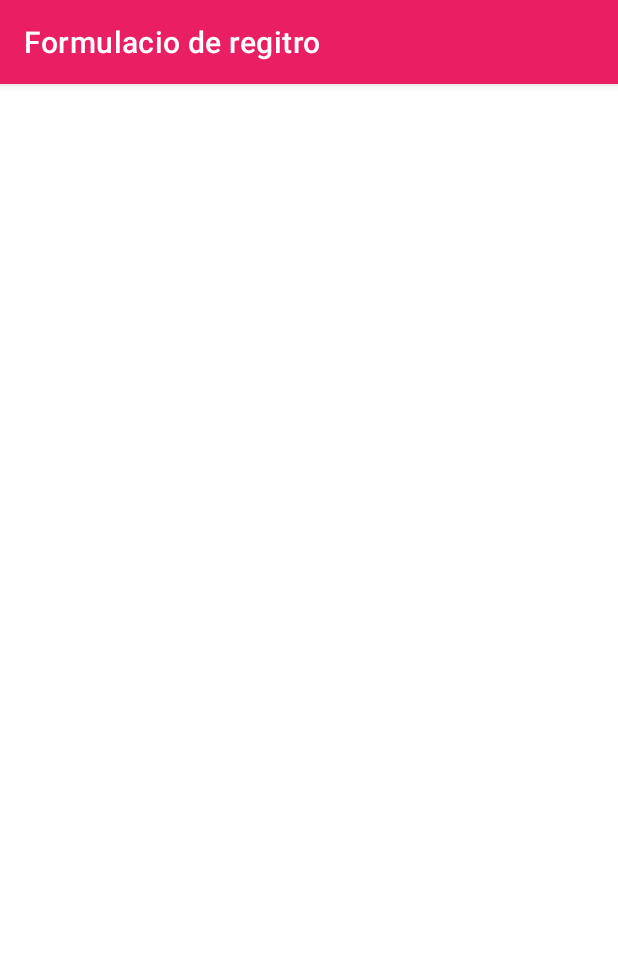
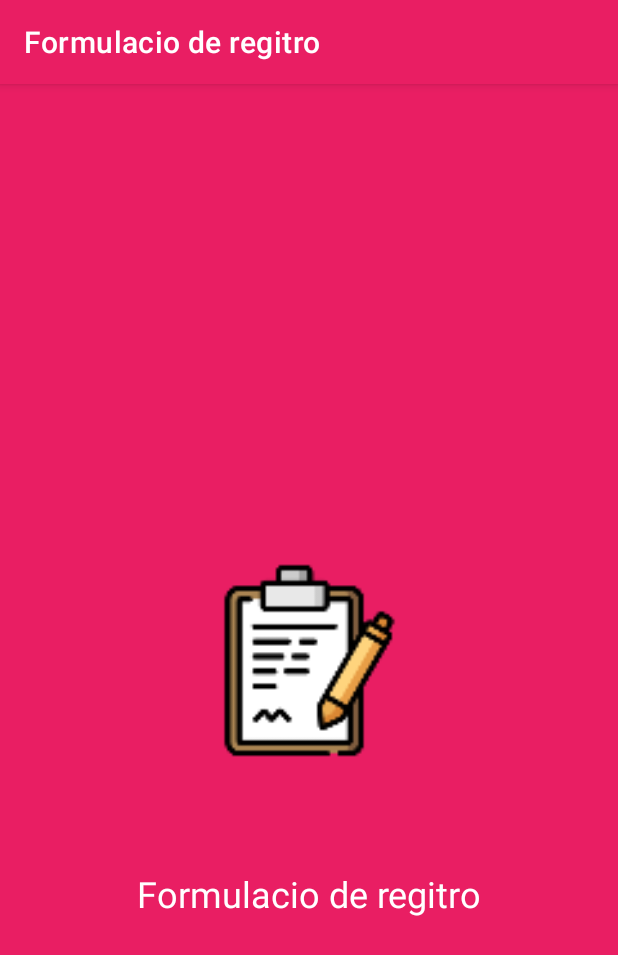
Before and after one commit to AlexanderEM-git/Formulario, an Android app: the SplashActivity screen opened directly, with no data from a screen before it, on a phone screen of 412 x 824 dp. Shown: the top 955 px of the screen. Run offline under Robolectric (Android 15) with nearby library versions, the phone set to English and light mode, and no system bars; 1 statement that could not run was skipped.

Commit message:
Version 2.0, se agregar MainViewModel.kt y SplashActivity

```diff
--- a/app/src/main/res/layout/activity_splash.xml
+++ b/app/src/main/res/layout/activity_splash.xml
@@ -4,6 +4,28 @@
     xmlns:tools="http://schemas.android.com/tools"
     android:layout_width="match_parent"
     android:layout_height="match_parent"
+    android:background="#E91E63"
     tools:context=".ui.splash.SplashActivity">
 
+    <ImageView
+        android:id="@+id/imageView2"
+        android:layout_width="346dp"
+        android:layout_height="278dp"
+        app:layout_constraintBottom_toBottomOf="parent"
+        app:layout_constraintEnd_toEndOf="parent"
+        app:layout_constraintStart_toStartOf="parent"
+        app:layout_constraintTop_toTopOf="parent"
+        app:srcCompat="@mipmap/ic_launcher_foreground" />
+
+    <TextView
+        android:id="@+id/textView"
+        android:layout_width="wrap_content"
+        android:layout_height="wrap_content"
+        android:text="@string/app_name"
+        android:textColor="@color/white"
+        android:textSize="24sp"
+        app:layout_constraintEnd_toEndOf="parent"
+        app:layout_constraintStart_toStartOf="parent"
+        app:layout_constraintTop_toBottomOf="@+id/imageView2" />
+
 </androidx.constraintlayout.widget.ConstraintLayout>
```
Also changed, not shown: app/build.gradle (+5 -3 lines), app/src/main/AndroidManifest.xml (+4 -3 lines), app/src/main/java/com/alexapps/formulario/ui/main/MainActivity.kt (+12 -2 lines), app/src/main/java/com/alexapps/formulario/ui/main/MainViewModel.kt (added, +16 -0 lines).
